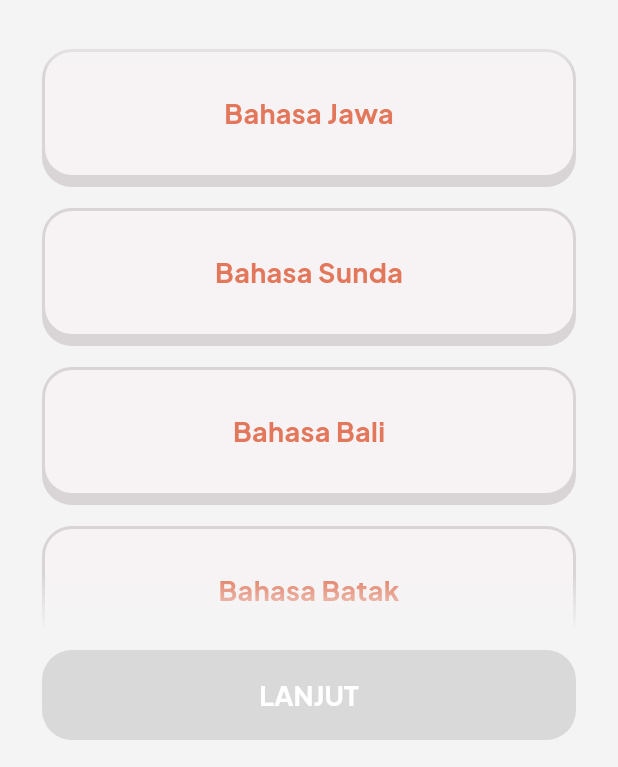
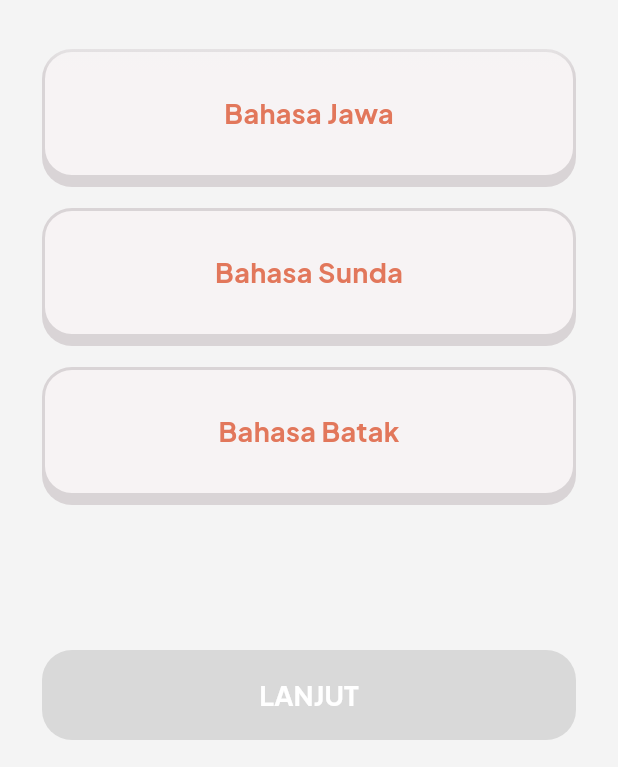
Before and after one commit to Ryan-jasper/LOKAGO_UAS, a Flutter app: the OnboardingLanguagePage screen opened directly, on a phone screen of 412 x 824 dp, the part 469-1236 px from its top. Run offline on Flutter 3.47's test engine with Material 3 defaults, Android fonts, the phone set to English and light mode, and no system bars; our stand-ins replace cloud_firestore, firebase_auth, firebase_core, flutter_local_notifications, flutter_timezone, google_sign_in and 1 more; accounts and stored records are empty.

Commit message:
update onboarding 1.0

```diff
--- a/lib/pages/onboarding/onboarding_language.dart
+++ b/lib/pages/onboarding/onboarding_language.dart
@@ -16,12 +16,7 @@ class _OnboardingLanguagePageState extends State<OnboardingLanguagePage> {
   final List<String> languages = [
     'Bahasa Jawa',
     'Bahasa Sunda',
-    'Bahasa Bali',
     'Bahasa Batak',
-    'Bahasa Aceh',
-    'Bahasa Minangkabau',
-    'Bahasa Madura',
-    'Bahasa Bugis',
   ];
 
   @override
```
